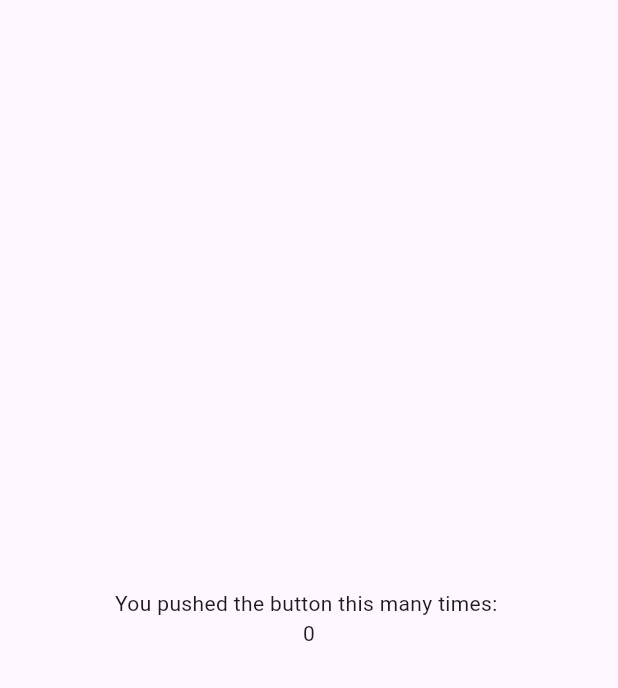
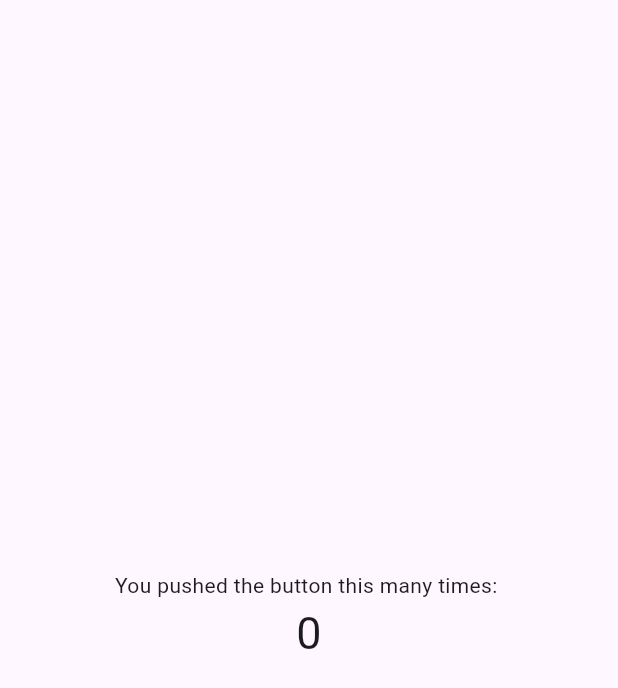
Before and after one commit to CharaD7/bas_flut, a Flutter app: the screen it shows after launch, on a phone screen of 412 x 824 dp. Shown: the top 688 px of the screen. Run offline on Flutter 3.47's test engine with Material 3 defaults, Android fonts, the light colour scheme and no system bars.

Commit message:
Increased font size of counter

```diff
--- a/lib/pages/counter_page.dart
+++ b/lib/pages/counter_page.dart
@@ -32,7 +32,9 @@ class _CounterPageState extends State<CounterPage> {
             Text("You pushed the button this many times: "),
 
             // counter value
-            Text(_counter.toString()),
+            Text(_counter.toString(),
+              style: TextStyle(fontSize: 30),
+            ),
           ],
         ),
       ),
```
